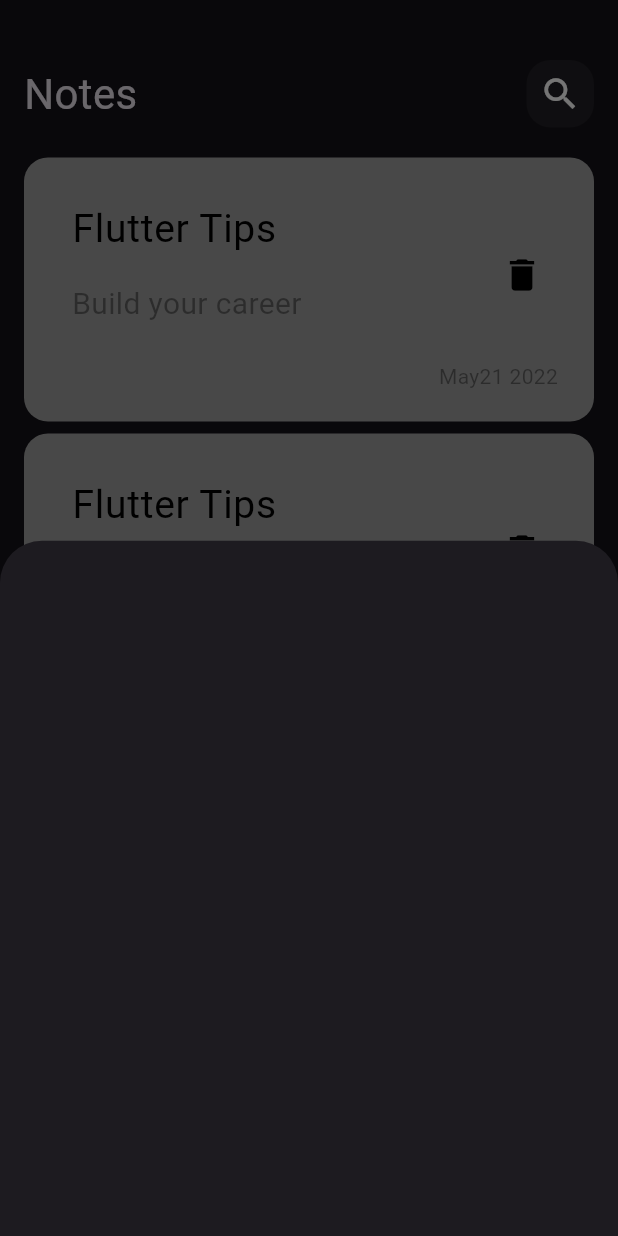
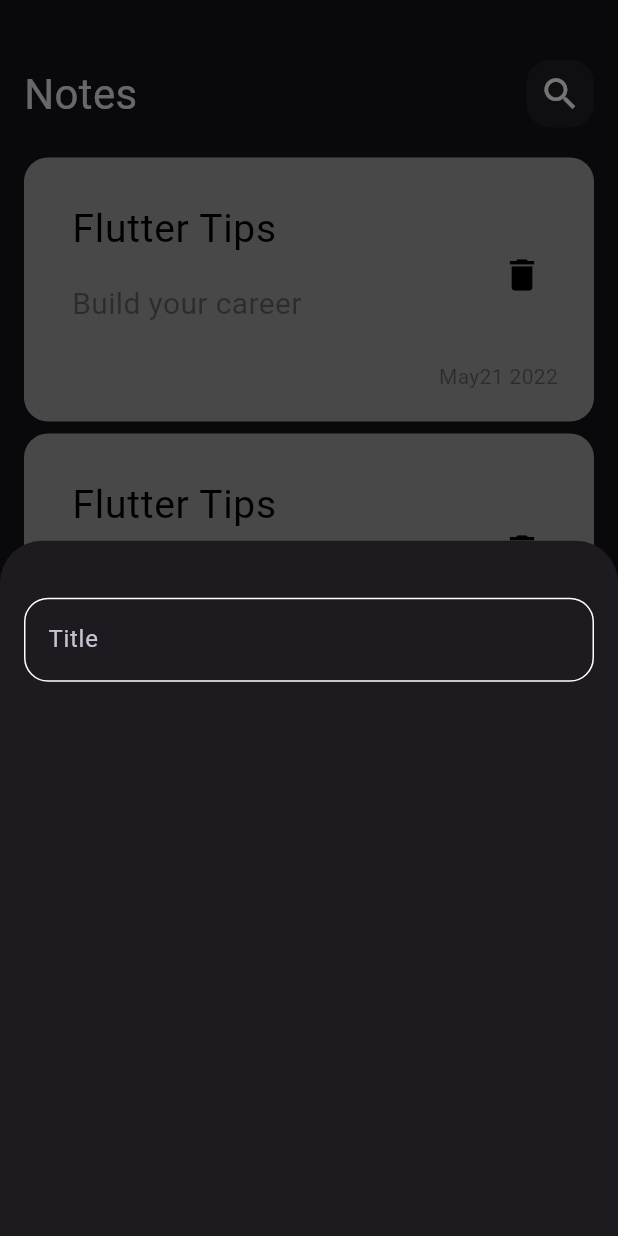
Before and after one commit to yasminamo/Notes-app, a Flutter app: the screen it shows after launch, after a tap on the "add" icon, on a phone screen of 412 x 824 dp. Run offline on Flutter 3.47's test engine with Material 3 defaults, Android fonts, the phone set to English and light mode, and no system bars.

Commit message:
custome text field

```diff
--- /dev/null
+++ b/lib/constans.dart
@@ -0,0 +1,3 @@
+import 'package:flutter/material.dart';
+
+const KprimaryColor = Color(0xff62FCD7);
--- a/lib/views/Widgets/add_note_bottom_sheet.dart
+++ b/lib/views/Widgets/add_note_bottom_sheet.dart
@@ -1,10 +1,21 @@
 import 'package:flutter/material.dart';
+import 'package:note_app/views/Widgets/custom_text_field.dart';
 
 class AddNoteBottomSheet extends StatelessWidget {
   const AddNoteBottomSheet({super.key});
 
   @override
   Widget build(BuildContext context) {
-    return Container();
+    return const Padding(
+      padding: EdgeInsets.symmetric(horizontal: 16),
+      child: Column(
+        children: [
+          SizedBox(
+            height: 38,
+          ),
+          CustomTextField(),
+        ],
+      ),
+    );
   }
 }
--- /dev/null
+++ b/lib/views/Widgets/custom_text_field.dart
@@ -0,0 +1,26 @@
+import 'package:flutter/material.dart';
+import 'package:flutter/widgets.dart';
+import 'package:note_app/constans.dart';
+
+class CustomTextField extends StatelessWidget {
+  const CustomTextField({super.key});
+
+  @override
+  Widget build(BuildContext context) {
+    return TextField(
+      cursorColor: KprimaryColor,
+      decoration: InputDecoration(
+        hintText: 'Title',
+        border: buildBorder(),
+        enabledBorder: buildBorder(),
+        focusedBorder: buildBorder(KprimaryColor),
+      ),
+    );
+  }
+
+  OutlineInputBorder buildBorder([color]) {
+    return OutlineInputBorder(
+        borderRadius: BorderRadius.circular(16),
+        borderSide: BorderSide(color: color ?? Colors.white));
+  }
+}
```
